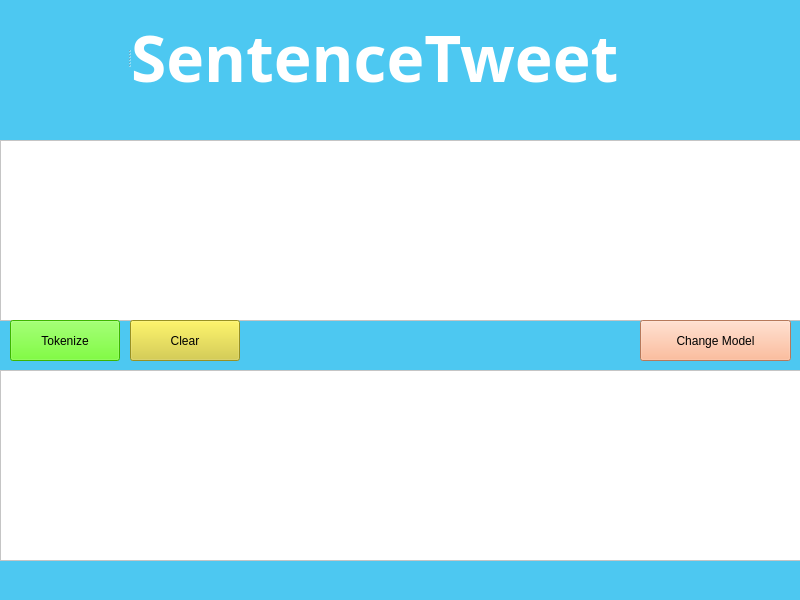
Old version of the form SentencePieceTwitter/GUI/gui.ui in the repository carban/PLNWorkshops.
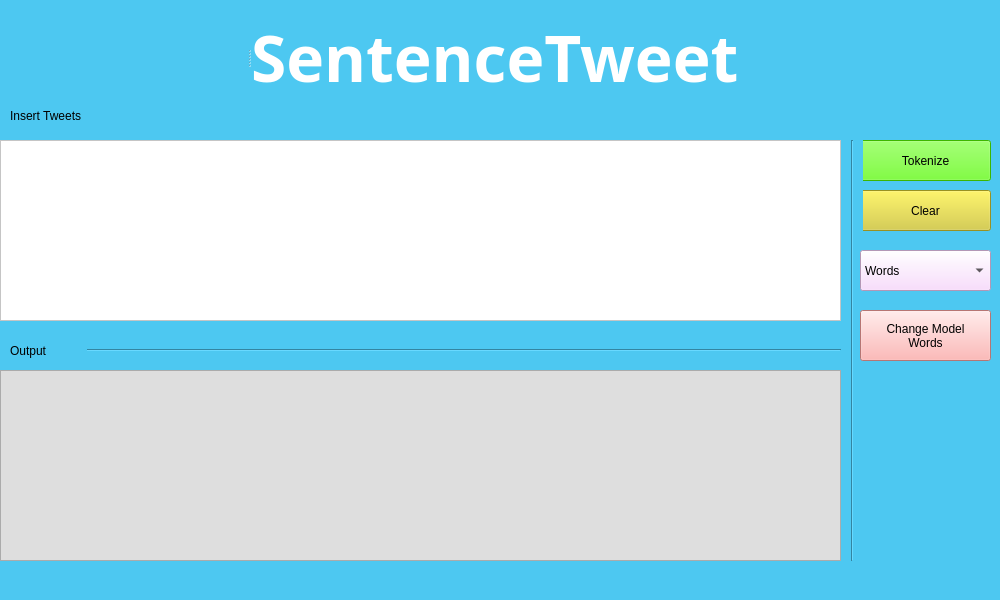
New version of the form. Icons and pictures are not drawn.

Commit message: token by words and prefixes and file chooser

```diff
--- a/SentencePieceTwitter/GUI/gui.ui
+++ b/SentencePieceTwitter/GUI/gui.ui
@@ -6,19 +6,19 @@
    <rect>
     <x>0</x>
     <y>0</y>
-    <width>800</width>
+    <width>1000</width>
     <height>600</height>
    </rect>
   </property>
   <property name="minimumSize">
    <size>
-    <width>800</width>
+    <width>1000</width>
     <height>600</height>
    </size>
   </property>
   <property name="maximumSize">
    <size>
-    <width>800</width>
+    <width>1000</width>
     <height>600</height>
    </size>
   </property>
@@ -35,7 +35,7 @@
      <rect>
       <x>0</x>
       <y>140</y>
-      <width>801</width>
+      <width>841</width>
       <height>181</height>
      </rect>
     </property>
@@ -52,9 +52,9 @@
    <widget class="QPushButton" name="pushButton">
     <property name="geometry">
      <rect>
-      <x>10</x>
-      <y>320</y>
-      <width>110</width>
+      <x>860</x>
+      <y>140</y>
+      <width>131</width>
       <height>41</height>
      </rect>
     </property>
@@ -74,9 +74,9 @@
    <widget class="QPushButton" name="pushButton_2">
     <property name="geometry">
      <rect>
-      <x>130</x>
-      <y>320</y>
-      <width>110</width>
+      <x>860</x>
+      <y>190</y>
+      <width>131</width>
       <height>41</height>
      </rect>
     </property>
@@ -92,7 +92,7 @@
      <rect>
       <x>0</x>
       <y>370</y>
-      <width>801</width>
+      <width>841</width>
       <height>191</height>
      </rect>
     </property>
@@ -103,32 +103,17 @@
      </font>
     </property>
     <property name="styleSheet">
-     <string notr="true">background-color: rgb(255, 255, 255);</string>
+     <string notr="true">background-color: rgb(222, 222, 222);
+</string>
     </property>
     <property name="readOnly">
      <bool>true</bool>
     </property>
    </widget>
-   <widget class="QPushButton" name="pushButton_3">
-    <property name="geometry">
-     <rect>
-      <x>640</x>
-      <y>320</y>
-      <width>151</width>
-      <height>41</height>
-     </rect>
-    </property>
-    <property name="styleSheet">
-     <string notr="true">background-color: rgb(255, 170, 127);</string>
-    </property>
-    <property name="text">
-     <string>Change Model</string>
-    </property>
-   </widget>
    <widget class="QSplitter" name="splitter">
     <property name="geometry">
      <rect>
-      <x>120</x>
+      <x>240</x>
       <y>-20</y>
       <width>511</width>
       <height>154</height>
@@ -162,6 +147,99 @@
      </property>
     </widget>
    </widget>
+   <widget class="Line" name="line">
+    <property name="geometry">
+     <rect>
+      <x>10</x>
+      <y>340</y>
+      <width>831</width>
+      <height>20</height>
+     </rect>
+    </property>
+    <property name="orientation">
+     <enum>Qt::Horizontal</enum>
+    </property>
+   </widget>
+   <widget class="Line" name="line_2">
+    <property name="geometry">
+     <rect>
+      <x>842</x>
+      <y>140</y>
+      <width>21</width>
+      <height>421</height>
+     </rect>
+    </property>
+    <property name="orientation">
+     <enum>Qt::Vertical</enum>
+    </property>
+   </widget>
+   <widget class="QComboBox" name="comboBox">
+    <property name="geometry">
+     <rect>
+      <x>860</x>
+      <y>250</y>
+      <width>131</width>
+      <height>41</height>
+     </rect>
+    </property>
+    <property name="styleSheet">
+     <string notr="true">color: rgb(0, 0, 0);
+background-color: rgb(250, 211, 255);</string>
+    </property>
+    <item>
+     <property name="text">
+      <string>Words</string>
+     </property>
+    </item>
+    <item>
+     <property name="text">
+      <string>Prefixes</string>
+     </property>
+    </item>
+   </widget>
+   <widget class="QPushButton" name="pushButton_3">
+    <property name="geometry">
+     <rect>
+      <x>860</x>
+      <y>310</y>
+      <width>131</width>
+      <height>51</height>
+     </rect>
+    </property>
+    <property name="styleSheet">
+     <string notr="true">background-color: rgb(255, 165, 162);</string>
+    </property>
+    <property name="text">
+     <string>Change Model 
+Words</string>
+    </property>
+   </widget>
+   <widget class="QLabel" name="label_3">
+    <property name="geometry">
+     <rect>
+      <x>10</x>
+      <y>100</y>
+      <width>151</width>
+      <height>31</height>
+     </rect>
+    </property>
+    <property name="text">
+     <string>Insert Tweets</string>
+    </property>
+   </widget>
+   <widget class="QLabel" name="label_4">
+    <property name="geometry">
+     <rect>
+      <x>10</x>
+      <y>340</y>
+      <width>77</width>
+      <height>21</height>
+     </rect>
+    </property>
+    <property name="text">
+     <string>Output</string>
+    </property>
+   </widget>
   </widget>
   <widget class="QMenuBar" name="menubar">
    <property name="geometry">
```
Left out of the diff: 2 changed lines with no effect on the pictures. The commit also changes 9 other files.
